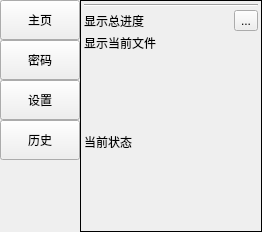
The window that ui/ui_main.ui (PPJUST/OnlyUnzip) describes before a commit, drawn with Qt 5.
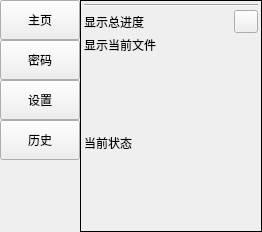
The same window after the commit.

Patch:
```diff
--- a/ui/ui_main.ui
+++ b/ui/ui_main.ui
@@ -235,7 +235,7 @@
           <item>
            <widget class="QToolButton" name="button_stop">
             <property name="text">
-             <string>...</string>
+             <string/>
             </property>
            </widget>
           </item>
```
Left out of the diff: 2 changed lines with no effect on the pictures.
